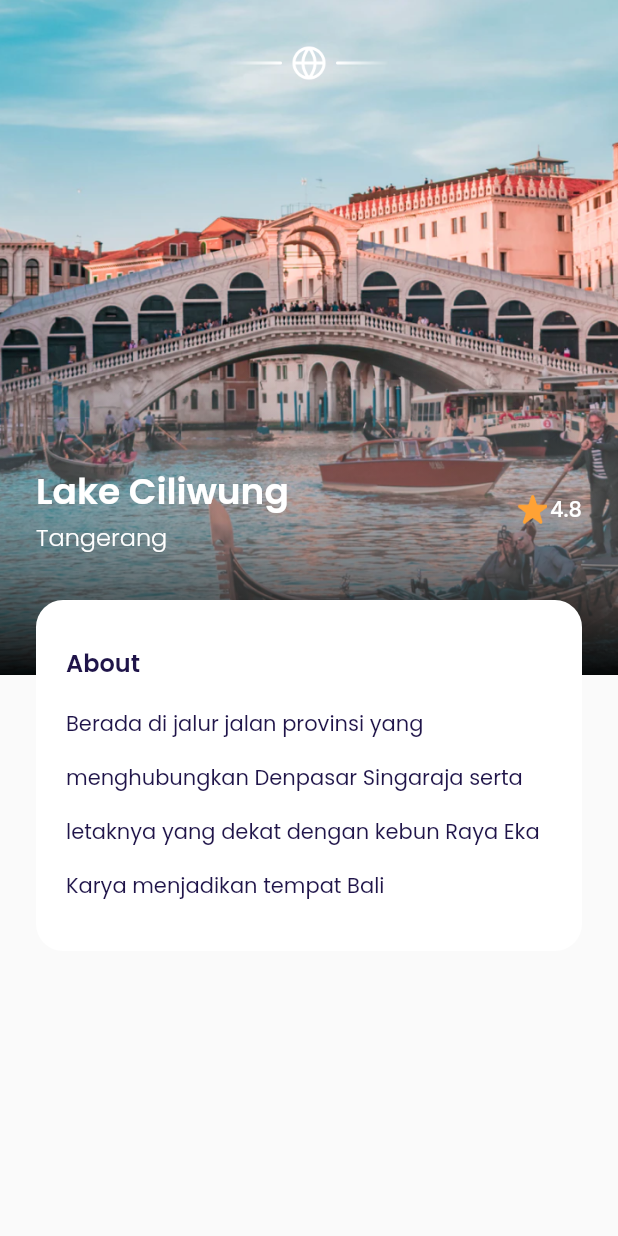
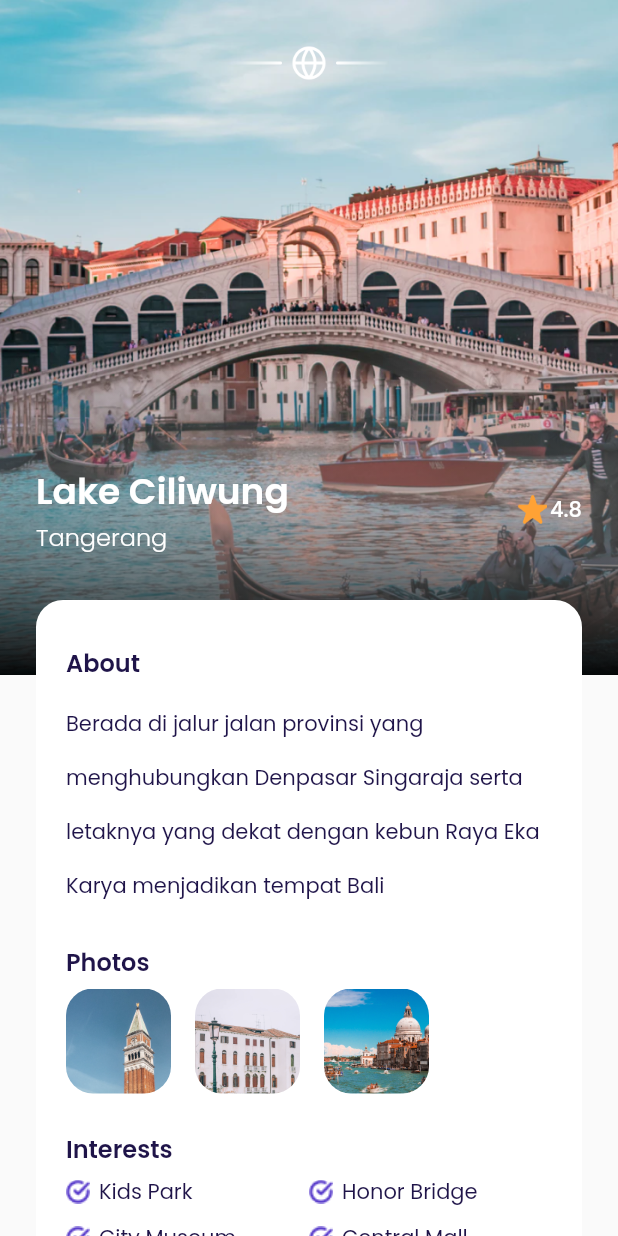
Before and after one commit to Nurhiman20/travel-flight-booking-app, a Flutter app: the DetailPage screen opened directly, on a phone screen of 412 x 824 dp. Run offline on Flutter 3.47's test engine with Material 2 defaults, Android fonts, the phone set to English and light mode, and no system bars; our stand-ins replace google_fonts.

Commit message:
feat(Detail page): Slicing the photos and interest widgets

```diff
--- a/lib/ui/pages/detail_page.dart
+++ b/lib/ui/pages/detail_page.dart
@@ -1,4 +1,7 @@
 import 'package:airplane/shared/theme.dart';
+import 'package:airplane/ui/widgets/custom_button.dart';
+import 'package:airplane/ui/widgets/interest_item.dart';
+import 'package:airplane/ui/widgets/photo_item.dart';
 import 'package:flutter/material.dart';
 
 class DetailPage extends StatelessWidget {
@@ -115,6 +118,92 @@ class DetailPage extends StatelessWidget {
                   Text(
                     'Berada di jalur jalan provinsi yang menghubungkan Denpasar Singaraja serta letaknya yang dekat dengan kebun Raya Eka Karya menjadikan tempat Bali',
                     style: blackTextStyle.copyWith(height: 2.6),
+                  ),
+
+                  // NOTE: PHOTOS
+                  const SizedBox(height: 25),
+                  Text(
+                    'Photos',
+                    style: blackTextStyle.copyWith(
+                        fontSize: 16, fontWeight: semiBold),
+                  ),
+                  const SizedBox(
+                    height: 6,
+                  ),
+                  const Row(
+                    children: [
+                      PhotoItem(imageUrl: 'assets/image_photo1.png'),
+                      PhotoItem(imageUrl: 'assets/image_photo2.png'),
+                      PhotoItem(imageUrl: 'assets/image_photo3.png')
+                    ],
+                  ),
+
+                  // NOTE: INTEREST
+                  const SizedBox(height: 25),
+                  Text(
+                    'Interests',
+                    style: blackTextStyle.copyWith(
+                        fontSize: 16, fontWeight: semiBold),
+                  ),
+                  const SizedBox(
+                    height: 6,
+                  ),
+                  const Row(
+                    children: [
+                      InterestItem(
+                        text: 'Kids Park',
+                      ),
+                      InterestItem(
+                        text: 'Honor Bridge',
+                      ),
+                    ],
+                  ),
+                  const SizedBox(
+                    height: 10,
+                  ),
+                  const Row(
+                    children: [
+                      InterestItem(
+                        text: 'City Museum',
+                      ),
+                      InterestItem(
+                        text: 'Central Mall',
+                      ),
+                    ],
+                  ),
+
+                  // NOTE: PRICE & BOOK BUTTON
+                  Container(
+                    width: double.infinity,
+                    margin: const EdgeInsets.symmetric(vertical: 30),
+                    child: Row(
+                      children: [
+                        // NOTE: PRICE
+                        Expanded(
+                          child: Column(
+                            crossAxisAlignment: CrossAxisAlignment.start,
+                            children: [
+                              Text(
+                                'IDR 2.500.000',
+                                style: blackTextStyle.copyWith(
+                                    fontSize: 18, fontWeight: medium),
+                              ),
+                              const SizedBox(
+                                height: 5,
+                              ),
+                              Text(
+                                'per orang',
+                                style:
+                                    greyTextStyle.copyWith(fontWeight: light),
+                              )
+                            ],
+                          ),
+                        ),
+                        // NOTE: BOOK BUTTON
+                        CustomButton(
+                            title: 'Book Now', width: 170, onPressed: () {})
+                      ],
+                    ),
                   )
                 ],
               ),
@@ -126,7 +215,9 @@ class DetailPage extends StatelessWidget {
 
     return Scaffold(
       backgroundColor: kBackgroundColor,
-      body: Stack(children: [backgroundImage(), customShadow(), content()]),
+      body: SingleChildScrollView(
+          child:
+              Stack(children: [backgroundImage(), customShadow(), content()])),
     );
   }
 }
--- /dev/null
+++ b/lib/ui/widgets/interest_item.dart
@@ -0,0 +1,31 @@
+import 'package:airplane/shared/theme.dart';
+import 'package:flutter/material.dart';
+
+class InterestItem extends StatelessWidget {
+  final String text;
+
+  const InterestItem({Key? key, required this.text}) : super(key: key);
+
+  @override
+  Widget build(BuildContext context) {
+    return Expanded(
+      child: Row(
+        children: [
+          Container(
+            width: 16,
+            height: 16,
+            margin: const EdgeInsets.only(right: 6),
+            decoration: const BoxDecoration(
+                image: DecorationImage(
+                    fit: BoxFit.cover,
+                    image: AssetImage('assets/icon_check.png'))),
+          ),
+          Text(
+            text,
+            style: blackTextStyle,
+          )
+        ],
+      ),
+    );
+  }
+}
--- /dev/null
+++ b/lib/ui/widgets/photo_item.dart
@@ -0,0 +1,20 @@
+import 'package:flutter/material.dart';
+
+class PhotoItem extends StatelessWidget {
+  final String imageUrl;
+
+  const PhotoItem({Key? key, required this.imageUrl}) : super(key: key);
+
+  @override
+  Widget build(BuildContext context) {
+    return Container(
+      width: 70,
+      height: 70,
+      margin: const EdgeInsets.only(right: 16),
+      decoration: BoxDecoration(
+          borderRadius: BorderRadius.circular(18),
+          image:
+              DecorationImage(fit: BoxFit.cover, image: AssetImage(imageUrl))),
+    );
+  }
+}
```
